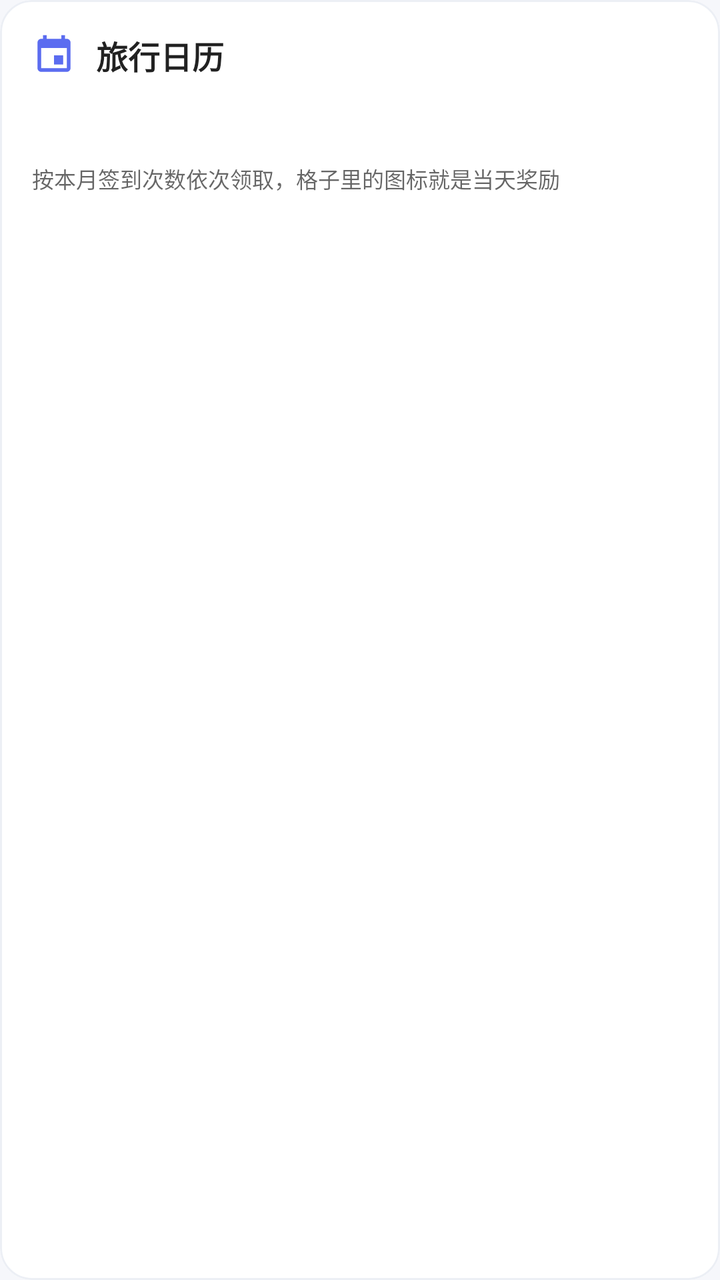
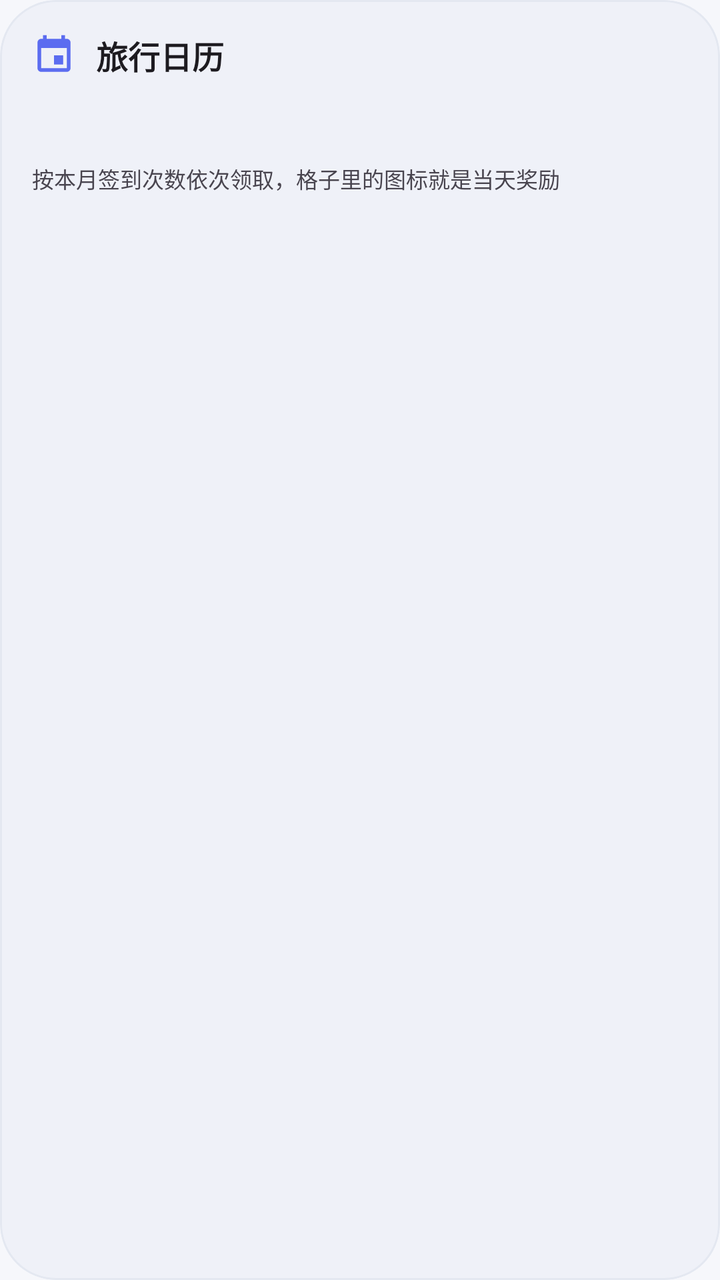

An Android layout rendered at two revisions. The XML below is the earlier revision; the diff shows what the commit changed to produce the second picture.
<!-- AndroidManifest.xml: application theme Theme.TravelerNote -->
<!-- res/layout/item_calendar.xml -->
<?xml version="1.0" encoding="utf-8"?>
<com.google.android.material.card.MaterialCardView xmlns:android="http://schemas.android.com/apk/res/android"
    xmlns:app="http://schemas.android.com/apk/res-auto"
    android:layout_width="match_parent"
    android:layout_height="wrap_content"
    android:layout_marginTop="4dp"
    android:layout_marginBottom="12dp"
    app:cardBackgroundColor="?attr/colorSurface"
    app:cardCornerRadius="16dp"
    app:cardElevation="0dp"
    app:strokeColor="@color/divider"
    app:strokeWidth="1dp">

    <LinearLayout
        android:layout_width="match_parent"
        android:layout_height="wrap_content"
        android:orientation="vertical"
        android:padding="16dp">

        <LinearLayout
            android:layout_width="match_parent"
            android:layout_height="wrap_content"
            android:gravity="center_vertical"
            android:orientation="horizontal">

            <ImageView
                android:layout_width="22dp"
                android:layout_height="22dp"
                android:contentDescription="@null"
                android:src="@drawable/ic_calendar"
                app:tint="?attr/colorPrimary" />

            <TextView
                android:layout_width="wrap_content"
                android:layout_height="wrap_content"
                android:layout_marginStart="10dp"
                android:text="@string/calendar_title"
                android:textColor="?android:attr/textColorPrimary"
                android:textSize="16sp"
                android:textStyle="bold" />
        </LinearLayout>

        <TextView
            android:id="@+id/calendarSummary"
            android:layout_width="match_parent"
            android:layout_height="wrap_content"
            android:layout_marginTop="6dp"
            android:textColor="?android:attr/textColorSecondary"
            android:textSize="13sp" />

        <LinearLayout
            android:id="@+id/calendarGrid"
            android:layout_width="match_parent"
            android:layout_height="wrap_content"
            android:layout_marginTop="10dp"
            android:orientation="vertical" />

        <TextView
            android:id="@+id/calendarCaption"
            android:layout_width="match_parent"
            android:layout_height="wrap_content"
            android:layout_marginTop="8dp"
            android:text="@string/calendar_caption"
            android:textColor="?android:attr/textColorSecondary"
            android:textSize="11sp" />
    </LinearLayout>
</com.google.android.material.card.MaterialCardView>
<!-- resources referenced by this layout -->
<resources>
  <color name="divider">#ECEFF5</color>
  <!-- drawable ic_calendar (drawable) -->
  <?xml version="1.0" encoding="utf-8"?>
  <vector xmlns:android="http://schemas.android.com/apk/res/android"
      android:width="24dp"
      android:height="24dp"
      android:viewportWidth="24"
      android:viewportHeight="24"
      android:tint="?attr/colorControlNormal">
      <path
          android:fillColor="#FF000000"
          android:pathData="M17,12h-5v5h5v-5zM16,1v2L8,3L8,1L6,1v2L5,3c-1.11,0 -1.99,0.9 -1.99,2L3,19c0,1.1 0.89,2 2,2h14c1.1,0 2,-0.9 2,-2L21,5c0,-1.1 -0.9,-2 -2,-2h-1L18,1h-2zM19,19L5,19L5,8h14v11z" />
  </vector>
  <string name="calendar_caption">按本月签到次数依次领取，格子里的图标就是当天奖励</string>
  <string name="calendar_title">旅行日历</string>
  <style name="Theme.TravelerNote" parent="Theme.MaterialComponents.DayNight.NoActionBar">
          <item name="colorPrimary">@color/accent_blue</item>
          <item name="colorPrimaryVariant">@color/primary_dark</item>
          <item name="colorOnPrimary">@color/on_primary</item>
          <item name="colorSecondary">@color/accent_blue</item>
          <item name="colorSecondaryVariant">@color/primary_dark</item>
          <item name="colorOnSecondary">@color/on_primary</item>
          <item name="android:windowBackground">@color/background</item>
          <item name="android:statusBarColor">@android:color/transparent</item>
          <item name="android:navigationBarColor">@android:color/transparent</item>
          <item name="android:windowLightStatusBar">true</item>
          <item name="android:windowLightNavigationBar">true</item>
          <item name="android:windowLayoutInDisplayCutoutMode">shortEdges</item>
      </style>
  <color name="accent_blue">#5B6CF0</color>
  <color name="primary_dark">#4456C8</color>
  <color name="on_primary">#FFFFFF</color>
  <color name="background">#F6F7FB</color>
</resources>

<!-- the commit's change to res/layout/item_calendar.xml (unified diff, before → after) -->
@@ -5,11 +5,9 @@
     android:layout_height="wrap_content"
     android:layout_marginTop="4dp"
     android:layout_marginBottom="12dp"
-    app:cardBackgroundColor="?attr/colorSurface"
-    app:cardCornerRadius="16dp"
-    app:cardElevation="0dp"
-    app:strokeColor="@color/divider"
-    app:strokeWidth="1dp">
+    app:cardBackgroundColor="?attr/colorSurfaceContainerHigh"
+    app:cardCornerRadius="28dp"
+    app:cardElevation="0dp">
 
     <LinearLayout
         android:layout_width="match_parent"
<!-- resource entries referenced after the edit -->
@@ -1,6 +1,5 @@
 <!-- resources referenced by this layout -->
 <resources>
-  <color name="divider">#ECEFF5</color>
   <!-- drawable ic_calendar (drawable) -->
   <?xml version="1.0" encoding="utf-8"?>
   <vector xmlns:android="http://schemas.android.com/apk/res/android"
@@ -15,13 +14,24 @@
   </vector>
   <string name="calendar_caption">按本月签到次数依次领取，格子里的图标就是当天奖励</string>
   <string name="calendar_title">旅行日历</string>
-  <style name="Theme.TravelerNote" parent="Theme.MaterialComponents.DayNight.NoActionBar">
+  <style name="Theme.TravelerNote" parent="Theme.Material3.DayNight.NoActionBar">
           <item name="colorPrimary">@color/accent_blue</item>
-          <item name="colorPrimaryVariant">@color/primary_dark</item>
           <item name="colorOnPrimary">@color/on_primary</item>
+          <item name="colorPrimaryContainer">@color/primary_container_blue</item>
+          <item name="colorOnPrimaryContainer">@color/on_primary_container_blue</item>
           <item name="colorSecondary">@color/accent_blue</item>
-          <item name="colorSecondaryVariant">@color/primary_dark</item>
           <item name="colorOnSecondary">@color/on_primary</item>
+          <item name="colorSecondaryContainer">@color/secondary_container</item>
+          <item name="colorOnSecondaryContainer">@color/on_secondary_container</item>
+  
+          <item name="colorSurface">@color/surface</item>
+          <item name="colorOnSurface">@color/on_surface</item>
+          <item name="colorSurfaceVariant">@color/surface_container</item>
+          <item name="colorOnSurfaceVariant">@color/on_surface_variant</item>
+          <item name="colorSurfaceContainer">@color/surface_container</item>
+          <item name="colorSurfaceContainerHigh">@color/surface_container_high</item>
+          <item name="colorOutlineVariant">@color/outline_variant</item>
+  
           <item name="android:windowBackground">@color/background</item>
           <item name="android:statusBarColor">@android:color/transparent</item>
           <item name="android:navigationBarColor">@android:color/transparent</item>
@@ -30,8 +40,17 @@
           <item name="android:windowLayoutInDisplayCutoutMode">shortEdges</item>
       </style>
   <color name="accent_blue">#5B6CF0</color>
-  <color name="primary_dark">#4456C8</color>
   <color name="on_primary">#FFFFFF</color>
+  <color name="primary_container_blue">#E2E7FF</color>
+  <color name="on_primary_container_blue">#2732A8</color>
+  <color name="secondary_container">#EBEEF6</color>
+  <color name="on_secondary_container">#2A3242</color>
+  <color name="surface">#FFFFFF</color>
+  <color name="on_surface">#1F2430</color>
+  <color name="surface_container">#F7F8FC</color>
+  <color name="on_surface_variant">#7C8698</color>
+  <color name="surface_container_high">#EFF1F8</color>
+  <color name="outline_variant">#E4E8F1</color>
   <color name="background">#F6F7FB</color>
 </resources>
 
